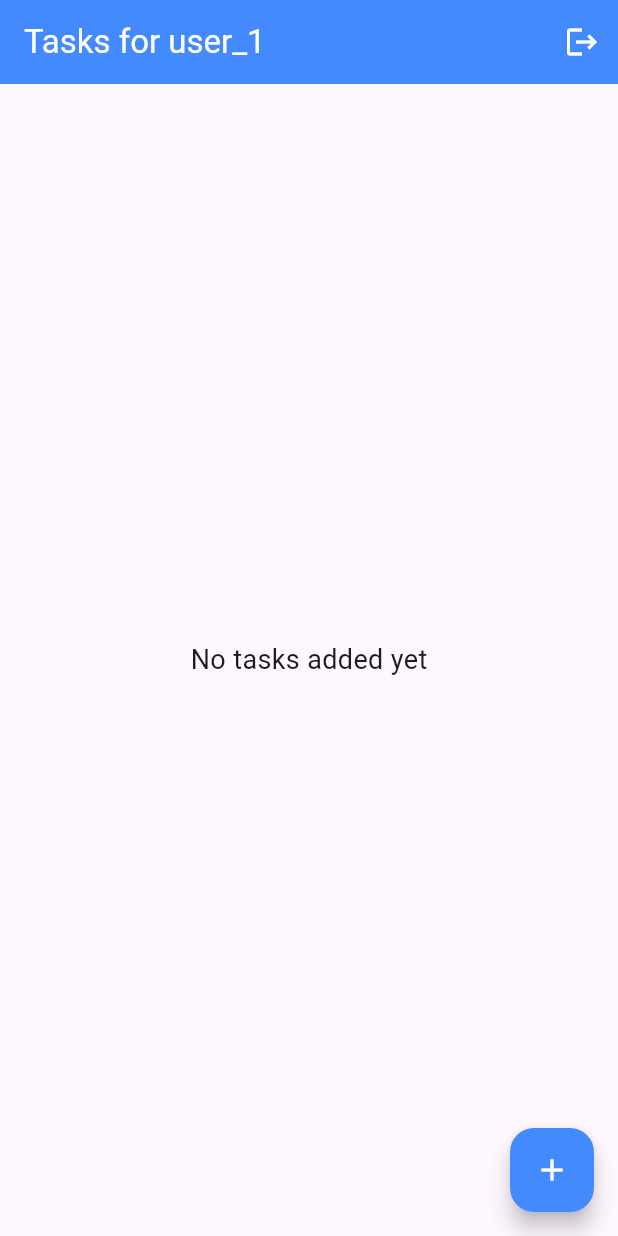
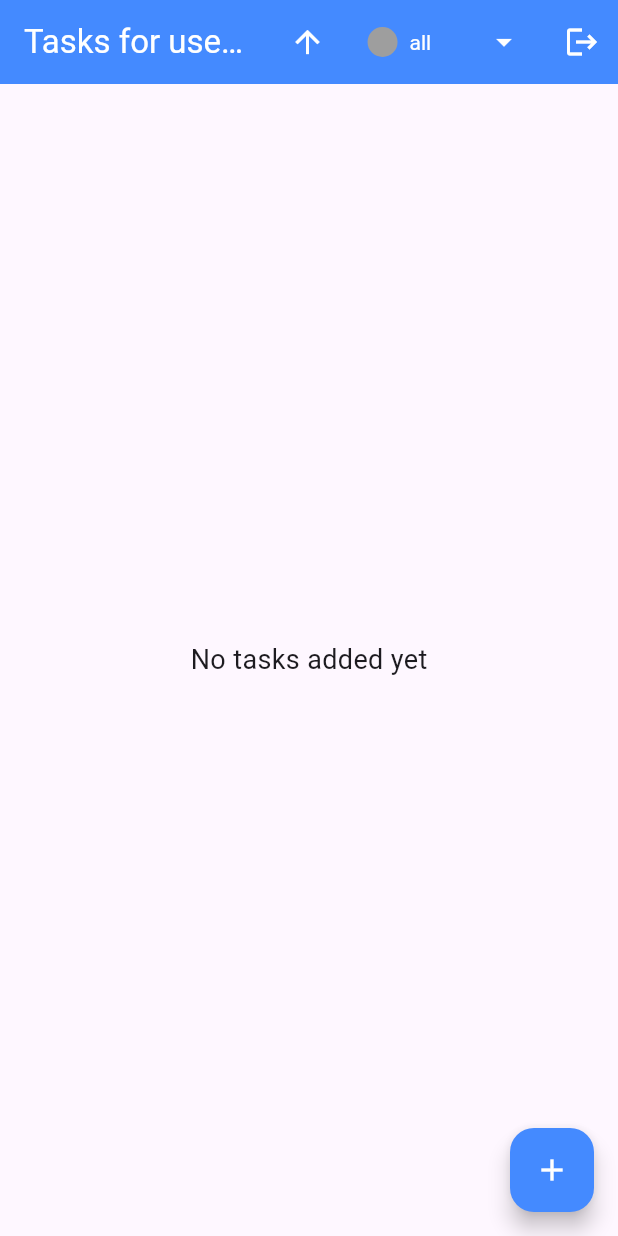
Before and after one commit to BBI-SameerSwankar/BBI_FlutterAssignments, a Flutter app: the screen it shows after launch, after a tap on "Create", on a phone screen of 412 x 824 dp. Run offline on Flutter 3.47's test engine with Material 3 defaults, Android fonts, the phone set to English and light mode, and no system bars; our stand-ins replace firebase_core, firebase_database, flutter_bloc, fpdart, get_it, shared_preferences; accounts and stored records are empty.

Commit message:
priority and due date sorting added

```diff
--- /dev/null
+++ b/lib/core/utils/shared_preference_helper.dart
@@ -0,0 +1,30 @@
+import 'package:shared_preferences/shared_preferences.dart';
+
+class SharedPreferencesHelper {
+  static const _isAscendingKey = 'isAscending';
+  static const _selectedPriorityKey = 'selectedPriority';
+
+  // Save ascending state
+  static Future<void> setIsAscending(bool value) async {
+    final prefs = await SharedPreferences.getInstance();
+    prefs.setBool(_isAscendingKey, value);
+  }
+
+  // Get ascending state
+  static Future<bool> getIsAscending() async {
+    final prefs = await SharedPreferences.getInstance();
+    return prefs.getBool(_isAscendingKey) ?? true;  // Default is true
+  }
+
+  // Save selected priority
+  static Future<void> setSelectedPriority(String value) async {
+    final prefs = await SharedPreferences.getInstance();
+    prefs.setString(_selectedPriorityKey, value);
+  }
+
+  // Get selected priority
+  static Future<String> getSelectedPriority() async {
+    final prefs = await SharedPreferences.getInstance();
+    return prefs.getString(_selectedPriorityKey) ?? 'all';  // Default is 'all'
+  }
+}
--- a/lib/features/task/presentation/Bloc/task_bloc.dart
+++ b/lib/features/task/presentation/Bloc/task_bloc.dart
@@ -1,4 +1,5 @@
 
+import 'package:flutter/services.dart';
 import 'package:flutter_bloc/flutter_bloc.dart';
 import 'package:task_app/features/task/domain/entity/task_model.dart';
 import 'package:task_app/features/task/domain/usecases/add_task.dart';
@@ -8,7 +9,7 @@ import 'package:task_app/features/task/domain/usecases/get_all_tasks_usecase.dar
 import 'package:task_app/features/task/presentation/Bloc/task_event.dart';
 import 'package:task_app/features/task/presentation/Bloc/task_state.dart';
 
-
+// task_bloc.dart
 class TaskBloc extends Bloc<TaskEvent, TaskState> {
   final GetAllTaskUsecase fetchTasks;
   final AddTaskUsecase addTask;
@@ -16,6 +17,7 @@ class TaskBloc extends Bloc<TaskEvent, TaskState> {
   final DeleteTaskUsecase deleteTask;
 
   List<TaskModel> _sortedTasks = [];
+  bool _ascending = true;
 
   TaskBloc({
     required this.fetchTasks,
@@ -27,25 +29,30 @@ class TaskBloc extends Bloc<TaskEvent, TaskState> {
     on<AddTaskEvent>(_onAddTask);
     on<EditTaskEvent>(_onEditTask);
     on<DeleteTaskEvent>(_onDeleteTask);
+    on<FilterTasksEvent>(_onFilterTasks);  // New event handler for filtering
   }
 
   // Sort tasks by due date
-  List<TaskModel> _sortTasksByDueDate(List<TaskModel> tasks) {
-    tasks.sort((a, b) => a.dueDate.compareTo(b.dueDate));
+ List<TaskModel> _sortTasksByDueDate(List<TaskModel> tasks, {bool ascending = true}) {
+    tasks.sort((a, b) {
+      final comparison = a.dueDate.compareTo(b.dueDate);
+      return ascending ? comparison : -comparison; // Ascending or descending
+    });
+
     return tasks;
   }
 
+
   // Handle fetching tasks
   Future<void> _onFetchTasks(FetchTasksEvent event, Emitter<TaskState> emit) async {
-
     emit(TaskLoading());
     final res = await fetchTasks.call(event.id);
     res.fold(
-      (l){
+      (l) {
         emit(TaskError(message: l.message));
       },
       (r) {
-        _sortedTasks = _sortTasksByDueDate(r);
+        _sortedTasks = _sortTasksByDueDate(r,ascending: _ascending);  // Default to ascending order
         emit(TaskLoadedState(tasks: _sortedTasks));
       },
     );
@@ -53,15 +60,12 @@ class TaskBloc extends Bloc<TaskEvent, TaskState> {
 
   // Handle adding a task
   Future<void> _onAddTask(AddTaskEvent event, Emitter<TaskState> emit) async {
-    print(_sortedTasks);
-    // emit(TaskLoading());
     final res = await addTask.call(event.userId, event.task);
     res.fold(
       (l) => emit(TaskError(message: l.message)),
       (r) {
-        // Add the new task to the sorted list
         _sortedTasks.add(event.task);
-        _sortedTasks = _sortTasksByDueDate(_sortedTasks);
+        _sortedTasks = _sortTasksByDueDate(_sortedTasks); // Sort after adding
         emit(TaskLoadedState(tasks: _sortedTasks));
       },
     );
@@ -69,16 +73,16 @@ class TaskBloc extends Bloc<TaskEvent, TaskState> {
 
   // Handle editing a task
   Future<void> _onEditTask(EditTaskEvent event, Emitter<TaskState> emit) async {
-    emit(TaskLoading());
-    final res = await editTask.call(event.userId,  event.task);
+    print("thios  is in blloc");
+    print(event.userId);
+    final res = await editTask.call(event.userId, event.task);
     res.fold(
       (l) => emit(TaskError(message: l.message)),
       (r) {
-        // Update the task and resort the list
         _sortedTasks = _sortedTasks.map((task) {
           return task.id == event.task.id ? event.task : task;
         }).toList();
-        _sortedTasks = _sortTasksByDueDate(_sortedTasks);
+        _sortedTasks = _sortTasksByDueDate(_sortedTasks);  // Resort after editingev
         emit(TaskLoadedState(tasks: _sortedTasks));
       },
     );
@@ -86,18 +90,21 @@ class TaskBloc extends Bloc<TaskEvent, TaskState> {
 
   // Handle deleting a task
   Future<void> _onDeleteTask(DeleteTaskEvent event, Emitter<TaskState> emit) async {
-    // emit(TaskLoading());
-
-
-    final res = await deleteTask.call(event.userId , event.task);
-    print(res);
+    final res = await deleteTask.call(event.userId, event.task);
     res.fold(
       (l) => emit(TaskError(message: l.message)),
       (r) {
-        // Remove the task from the sorted list
         _sortedTasks.removeWhere((task) => task.id == event.task.id);
         emit(TaskLoadedState(tasks: _sortedTasks));
       },
     );
   }
+
+  // Handle filtering tasks by due date order (ascending or descending)
+  void _onFilterTasks(FilterTasksEvent event, Emitter<TaskState> emit) {
+    print(event.ascending);
+    _ascending = event.ascending;
+    _sortedTasks = _sortTasksByDueDate(_sortedTasks, ascending: event.ascending);
+    emit(TaskLoadedState(tasks: _sortedTasks));
+  }
 }
--- a/lib/features/task/presentation/Bloc/task_event.dart
+++ b/lib/features/task/presentation/Bloc/task_event.dart
@@ -1,9 +1,7 @@
-
+// task_event.dart
 import 'package:task_app/features/task/domain/entity/task_model.dart';
 
 abstract class TaskEvent {}
-
-
 
 class AddTaskEvent extends TaskEvent {
   final TaskModel task;
@@ -33,8 +31,13 @@ class DeleteTaskEvent extends TaskEvent {
 }
 
 class FetchTasksEvent extends TaskEvent {
-
   final String id;
 
   FetchTasksEvent({required this.id});
 }
+
+class FilterTasksEvent extends TaskEvent {
+  final bool ascending;
+
+  FilterTasksEvent({required this.ascending});
+}
--- a/lib/features/task/presentation/pages/edit_task_screen.dart
+++ b/lib/features/task/presentation/pages/edit_task_screen.dart
@@ -6,8 +6,9 @@ import 'package:task_app/features/task/domain/entity/task_model.dart';
 
 class EditTaskScreen extends StatefulWidget {
   final TaskModel task;
+  final userId;
 
-  const EditTaskScreen({Key? key, required this.task}) : super(key: key);
+  const EditTaskScreen({Key? key, required this.userId,required this.task}) : super(key: key);
 
   @override
   _EditTaskScreenState createState() => _EditTaskScreenState();
@@ -179,7 +180,7 @@ class _EditTaskScreenState extends State<EditTaskScreen> {
       priority: _priority,
     );
 
-    BlocProvider.of<TaskBloc>(context).add(EditTaskEvent(userId: widget.task.id, task: updatedTask));
+    BlocProvider.of<TaskBloc>(context).add(EditTaskEvent(userId: widget.userId, task: updatedTask));
     Navigator.pop(context); // Close the screen
   }
 }
--- a/lib/features/task/presentation/pages/tast_screen.dart
+++ b/lib/features/task/presentation/pages/tast_screen.dart
@@ -1,32 +1,134 @@
 import 'package:flutter/material.dart';
 import 'package:flutter_bloc/flutter_bloc.dart';
+import 'package:task_app/core/utils/shared_preference_helper.dart';
 import 'package:task_app/features/auth/presentation/bloc/auth_bloc.dart';
 import 'package:task_app/features/auth/presentation/bloc/auth_event.dart';
 import 'package:task_app/features/task/domain/entity/task_model.dart';
 import 'package:task_app/features/task/presentation/Bloc/task_bloc.dart';
 import 'package:task_app/features/task/presentation/Bloc/task_event.dart';
-import 'package:task_app/features/task/presentation/Bloc/task_state.dart';
+import 'package:task_app/features/task/presentation/Bloc/task_state.dart'; // Import SharedPreferences helper
 import 'add_task_screen.dart'; // Import the AddTaskScreen
 import 'edit_task_screen.dart'; // Import the EditTaskScreen
 
-class TaskScreen extends StatelessWidget {
+class TaskScreen extends StatefulWidget {
   final String userId;
 
   const TaskScreen({super.key, required this.userId});
 
   @override
+  _TaskScreenState createState() => _TaskScreenState();
+}
+
+class _TaskScreenState extends State<TaskScreen> {
+  bool _isAscending = true;
+  String _selectedPriority = 'all'; // Store selected priority value here
+
+  @override
+  void initState() {
+    super.initState();
+    _loadPreferences(); // Load preferences when screen is initialized
+    // Fetch tasks on screen load
+    BlocProvider.of<TaskBloc>(context).add(FetchTasksEvent(id: widget.userId));
+  }
+
+  // Load the preferences for sorting and priority filter
+  void _loadPreferences() async {
+    final isAscending = await SharedPreferencesHelper.getIsAscending();
+    final selectedPriority =
+        await SharedPreferencesHelper.getSelectedPriority();
+    print("loading preferences...");
+    print(selectedPriority);
+    setState(() {
+      _isAscending = isAscending;
+      _selectedPriority = selectedPriority;
+    });
+  }
+
+  // Function to get color based on priority
+  Color _getPriorityDropdownColor(String priority) {
+    switch (priority) {
+      case 'low':
+        return const Color.fromARGB(
+            255, 192, 225, 193); // Green for low priority
+      case 'medium':
+        return const Color.fromRGBO(
+            250, 230, 200, 1); // Orange for medium priority
+      case 'high':
+        return const Color.fromARGB(
+            255, 255, 196, 192); // Red for high priority
+      default:
+        return Colors.grey; // Default color if unknown
+    }
+  }
+
+  @override
   Widget build(BuildContext context) {
-    // Fetch tasks on screen load
-    BlocProvider.of<TaskBloc>(context).add(FetchTasksEvent(id: userId));
-
     return Scaffold(
       appBar: AppBar(
-        title: Text("Tasks for $userId",style: TextStyle(color: Colors.white),),
-
+        title: Text("Tasks for ${widget.userId}",
+            style: TextStyle(color: Colors.white)),
         backgroundColor: Colors.blueAccent,
         actions: [
           IconButton(
-            icon: const Icon(Icons.logout,color: Colors.white,),
+            icon: Icon(_isAscending ? Icons.arrow_upward : Icons.arrow_downward,
+                color: Colors.white),
+            onPressed: () {
+              setState(() {
+                _isAscending = !_isAscending;
+              });
+              // Save the sorting preference
+              SharedPreferencesHelper.setIsAscending(_isAscending);
+              BlocProvider.of<TaskBloc>(context)
+                  .add(FilterTasksEvent(ascending: _isAscending));
+            },
+          ),
+          // Dropdown for Priority Filter
+          Padding(
+            padding:
+                const EdgeInsets.symmetric(vertical: 8.0, horizontal: 16.0),
+            child: DropdownButton<String>(
+              value: _selectedPriority,
+              dropdownColor: Colors.blueAccent,
+              iconEnabledColor: Colors.white,
+              style: TextStyle(color: Colors.white),
+              underline: SizedBox(),
+              items: [
+                'all',
+                'low',
+                'medium',
+                'high',
+              ].map<DropdownMenuItem<String>>((String value) {
+                return DropdownMenuItem<String>(
+                  value: value,
+                  child: Row(
+                    children: [
+                      // Display the circular colored box next to the dropdown value
+                      Container(
+                        width: 20,
+                        height: 20,
+                        decoration: BoxDecoration(
+                          color: _getPriorityDropdownColor(value),
+                          shape: BoxShape.circle, // Make it circular
+                        ),
+                      ),
+                      const SizedBox(width: 8),
+                      Text(value),
+                    ],
+                  ),
+                );
+              }).toList(),
+              onChanged: (String? newValue) {
+                setState(() {
+                  _selectedPriority = newValue!;
+                });
+                // Save the selected priority to shared preferences
+                SharedPreferencesHelper.setSelectedPriority(_selectedPriority);
+              },
+            ),
+          ),
+          // Logout button
+          IconButton(
+            icon: const Icon(Icons.logout, color: Colors.white),
             onPressed: () => _showLogoutDialog(context),
           ),
         ],
@@ -42,14 +144,28 @@ class TaskScreen extends StatelessWidget {
 
             if (tasks.isEmpty) {
               return const Center(
-                child: Text("No tasks added yet", style: TextStyle(fontSize: 18)),
+                child:
+                    Text("No tasks added yet", style: TextStyle(fontSize: 18)),
               );
             }
+
+
             return ListView.builder(
-              itemCount: tasks.length,
+              itemCount: tasks.length ,
               itemBuilder: (context, index) {
+
+
+
+
                 final task = tasks[index];
-                return TaskListItem(task: task, userId: userId);
+
+                if (_selectedPriority == "all") {
+
+                  return TaskListItem(task: task, userId: widget.userId);
+                } else if (_selectedPriority == task.priority.name) {
+
+                  return TaskListItem(task: task, userId: widget.userId);
+                }
               },
             );
           } else {
@@ -63,13 +179,12 @@ class TaskScreen extends StatelessWidget {
           Navigator.push(
             context,
             MaterialPageRoute(
-              builder: (context) => AddTaskScreen(userId: userId),
+              builder: (context) => AddTaskScreen(userId: widget.userId),
             ),
-          ).then(
-            (_) {
-              BlocProvider.of<TaskBloc>(context).add(FetchTasksEvent(id: userId));
-            }
-          );
+          ).then((_) {
+            BlocProvider.of<TaskBloc>(context)
+                .add(FetchTasksEvent(id: widget.userId));
+          });
         },
         backgroundColor: Colors.blueAccent,
         child: Icon(Icons.add, color: Colors.white),
@@ -110,33 +225,39 @@ class TaskListItem extends StatefulWidget {
   final TaskModel task;
   final String userId;
 
-  const TaskListItem({Key? key, required this.task, required this.userId}) : super(key: key);
+  const TaskListItem({Key? key, required this.task, required this.userId})
+      : super(key: key);
 
   @override
   _TaskListItemState createState() => _TaskListItemState();
 }
 
-class _TaskListItemState extends State<TaskListItem> with TickerProviderStateMixin {
+class _TaskListItemState extends State<TaskListItem>
+    with TickerProviderStateMixin {
   bool _isExpanded = false;
 
   // Function to get color based on priority
   Color _getPriorityColor(Priority priority) {
     switch (priority) {
       case Priority.low:
-        return const Color.fromARGB(255, 192, 225, 193);  // Green for low priority
+        return const Color.fromARGB(
+            255, 192, 225, 193); // Green for low priority
       case Priority.medium:
-        return const Color.fromRGBO(250, 230, 200, 1);  // Orange for medium priority
+        return const Color.fromRGBO(
+            250, 230, 200, 1); // Orange for medium priority
       case Priority.high:
-        return const Color.fromARGB(255, 255, 196, 192);  // Red for high priority
+        return const Color.fromARGB(
+            255, 255, 196, 192); // Red for high priority
       default:
-        return Colors.grey;  // Default color if unknown
+        return Colors.grey; // Default color if unknown
     }
   }
 
   @override
   Widget build(BuildContext context) {
     final task = widget.task;
-    final priorityColor = _getPriorityColor(task.priority); // Get color based on task's priority
+    final priorityColor =
+        _getPriorityColor(task.priority); // Get color based on task's priority
 
     return Card(
       margin: const EdgeInsets.symmetric(vertical: 8.0, horizontal: 16.0),
@@ -152,7 +273,8 @@ class _TaskListItemState extends State<TaskListItem> with TickerProviderStateMix
               task.title,
               style: TextStyle(fontWeight: FontWeight.bold, fontSize: 16),
             ),
-            subtitle: Text('Due: ${task.dueDate}', style: TextStyle(fontSize: 14)),
+            subtitle:
+                Text('Due: ${task.dueDate}', style: TextStyle(fontSize: 14)),
             trailing: Row(
               mainAxisSize: MainAxisSize.min,
               children: [
@@ -163,15 +285,21 @@ class _TaskListItemState extends State<TaskListItem> with TickerProviderStateMix
                     Navigator.push(
                       context,
                       MaterialPageRoute(
-                        builder: (context) => EditTaskScreen(task: task),
+                        builder: (context) =>
+                            EditTaskScreen(userId: widget.userId, task: task),
                       ),
-                    );
+                    ).then((_) {
+                      BlocProvider.of<TaskBloc>(context)
+                          .add(FetchTasksEvent(id: widget.userId));
+                    });
                   },
                 ),
                 IconButton(
-                  icon: Icon(Icons.delete, color: Colors.red), // White color for the delete icon
+                  icon: Icon(Icons.delete,
+                      color: Colors.red), // White color for the delete icon
                   onPressed: () {
-                    BlocProvider.of<TaskBloc>(context).add(DeleteTaskEvent(userId: widget.userId, task: task));
+                    BlocProvider.of<TaskBloc>(context).add(
+                        DeleteTaskEvent(userId: widget.userId, task: task));
                   },
                 ),
               ],
@@ -182,7 +310,6 @@ class _TaskListItemState extends State<TaskListItem> with TickerProviderStateMix
               });
             },
           ),
-
           // Animated size for expanding/collapsing content
           AnimatedSize(
             duration: const Duration(milliseconds: 200),
@@ -193,13 +320,16 @@ class _TaskListItemState extends State<TaskListItem> with TickerProviderStateMix
                     child: Column(
                       children: [
                         ListTile(
-                          title: Text('Description: ${task.description}', style: TextStyle(fontSize: 14)),
+                          title: Text('Description: ${task.description}',
+                              style: TextStyle(fontSize: 14)),
                         ),
                         ListTile(
-                          title: Text('Priority: ${task.priority.name}', style: TextStyle(fontSize: 14)),
+                          title: Text('Priority: ${task.priority.name}',
+                              style: TextStyle(fontSize: 14)),
                         ),
                         ListTile(
-                          title: Text('Due Date: ${task.dueDate}', style: TextStyle(fontSize: 14)),
+                          title: Text('Due Date: ${task.dueDate}',
+                              style: TextStyle(fontSize: 14)),
                         ),
                       ],
                     ),
```
Also changed, not shown: lib/features/task/data/data_sources/task_remote_data_source.dart (+19 -2 lines).
